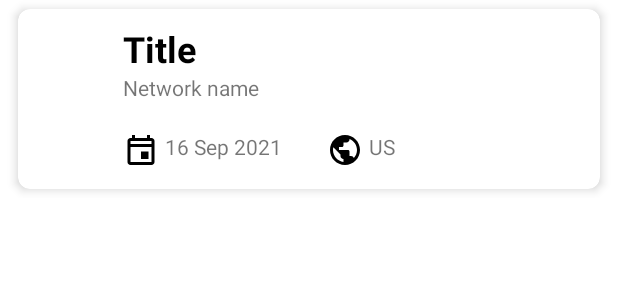
After one commit to AleSpero/MovieList, an Android app: the layout show_item.xml on its own in the app's theme, with its tools: preview values and no code run, on a phone screen of 412 x 824 dp. The commit adds this screen. Shown: the top 300 px of the screen. Run offline under Robolectric (Android 15) with nearby library versions, the phone set to English and light mode, and no system bars.

Commit message:
Added view dependencies Added layouts for show item and fragment added MovieListEndpoint

```diff
--- /dev/null
+++ b/MovieList/app/src/main/java/com/sperolabs/movielist/detail/DetailFragment.kt
@@ -0,0 +1,6 @@
+package com.sperolabs.movielist.detail
+
+import androidx.fragment.app.Fragment
+
+class DetailFragment : Fragment() {
+}
--- /dev/null
+++ b/MovieList/app/src/main/java/com/sperolabs/movielist/detail/DetailViewModel.kt
@@ -0,0 +1,4 @@
+package com.sperolabs.movielist.detail
+
+class DetailViewModel {
+}
--- /dev/null
+++ b/MovieList/app/src/main/res/drawable/ic_calendar.xml
@@ -0,0 +1,9 @@
+<vector xmlns:android="http://schemas.android.com/apk/res/android"
+    android:width="24dp"
+    android:height="24dp"
+    android:viewportWidth="24"
+    android:viewportHeight="24">
+  <path
+      android:pathData="M19,4h-1L18,2h-2v2L8,4L8,2L6,2v2L5,4c-1.11,0 -1.99,0.9 -1.99,2L3,20c0,1.1 0.89,2 2,2h14c1.1,0 2,-0.9 2,-2L21,6c0,-1.1 -0.9,-2 -2,-2zM19,20L5,20L5,10h14v10zM19,8L5,8L5,6h14v2zM12,13h5v5h-5z"
+      android:fillColor="#000000"/>
+</vector>
--- /dev/null
+++ b/MovieList/app/src/main/res/drawable/ic_world.xml
@@ -0,0 +1,9 @@
+<vector xmlns:android="http://schemas.android.com/apk/res/android"
+    android:width="24dp"
+    android:height="24dp"
+    android:viewportWidth="24"
+    android:viewportHeight="24">
+  <path
+      android:pathData="M12,2C6.48,2 2,6.48 2,12s4.48,10 10,10 10,-4.48 10,-10S17.52,2 12,2zM4,12c0,-0.61 0.08,-1.21 0.21,-1.78L8.99,15v1c0,1.1 0.9,2 2,2v1.93C7.06,19.43 4,16.07 4,12zM17.89,17.4c-0.26,-0.81 -1,-1.4 -1.9,-1.4h-1v-3c0,-0.55 -0.45,-1 -1,-1h-6v-2h2c0.55,0 1,-0.45 1,-1L10.99,7h2c1.1,0 2,-0.9 2,-2v-0.41C17.92,5.77 20,8.65 20,12c0,2.08 -0.81,3.98 -2.11,5.4z"
+      android:fillColor="#000000"/>
+</vector>
--- a/MovieList/app/src/main/res/layout/main_activity.xml
+++ b/MovieList/app/src/main/res/layout/main_activity.xml
@@ -1,5 +1,6 @@
 <?xml version="1.0" encoding="utf-8"?>
-<FrameLayout xmlns:android="http://schemas.android.com/apk/res/android"
+<FrameLayout
+    xmlns:android="http://schemas.android.com/apk/res/android"
     xmlns:tools="http://schemas.android.com/tools"
     android:id="@+id/container"
     android:layout_width="match_parent"
--- /dev/null
+++ b/MovieList/app/src/main/res/layout/show_item.xml
@@ -0,0 +1,80 @@
+<?xml version="1.0" encoding="utf-8"?>
+<LinearLayout xmlns:app="http://schemas.android.com/apk/res-auto"
+    android:layout_height="wrap_content"
+    android:layout_width="match_parent"
+    android:clipToPadding="false"
+    android:clipChildren="false"
+    xmlns:android="http://schemas.android.com/apk/res/android"
+    android:paddingStart="12dp"
+    android:paddingEnd="12dp"
+    android:paddingTop="6dp"
+    android:paddingBottom="6dp">
+
+    <com.google.android.material.card.MaterialCardView
+        android:id="@+id/card_view"
+        android:layout_width="match_parent"
+        android:layout_height="wrap_content"
+        app:cardCornerRadius="8dp"
+        app:cardElevation="4dp">
+
+        <LinearLayout
+            android:orientation="horizontal"
+            android:layout_width="match_parent"
+            android:layout_height="match_parent">
+
+            <ImageView
+                android:id="@+id/image"
+                android:layout_width="wrap_content"
+                android:layout_marginHorizontal="30dp"
+                android:layout_marginTop="10dp"
+                android:layout_marginBottom="10dp"
+                android:layout_height="100dp"/>
+
+            <RelativeLayout
+                android:layout_width="match_parent"
+                android:layout_height="wrap_content"
+                android:padding="10dp">
+
+                <TextView
+                    android:id="@+id/title"
+                    android:layout_width="wrap_content"
+                    android:layout_height="wrap_content"
+                    android:text="Title"
+                    android:textColor="@android:color/background_dark"
+                    android:textSize="24sp"
+                    android:textStyle="bold" />
+
+                <TextView
+                    android:id="@+id/status"
+                    android:layout_width="wrap_content"
+                    android:layout_height="wrap_content"
+                    android:layout_below="@id/title"
+                    android:text="Network name" />
+
+                <TextView
+                    android:id="@+id/abv"
+                    android:layout_width="wrap_content"
+                    android:layout_height="wrap_content"
+                    android:layout_below="@id/status"
+                    android:layout_marginTop="20dp"
+                    android:drawableStart="@drawable/ic_calendar"
+                    android:drawablePadding="4dp"
+                    android:text="16 Sep 2021" />
+
+                <TextView
+                    android:id="@+id/first_brewed"
+                    android:layout_width="wrap_content"
+                    android:layout_height="wrap_content"
+                    android:layout_toEndOf="@id/abv"
+                    android:layout_alignBaseline="@id/abv"
+                    android:layout_marginStart="30dp"
+                    android:text="US"
+                    app:drawableStartCompat="@drawable/ic_world"
+                    android:drawablePadding="4dp" />
+
+            </RelativeLayout>
+
+        </LinearLayout>
+
+    </com.google.android.material.card.MaterialCardView>
+</LinearLayout>
```
Also changed, not shown: MovieList/app/src/main/java/com/sperolabs/movielist/MovieListApp.kt (added, +7 -0 lines), MovieList/app/src/main/java/com/sperolabs/movielist/network/MovieListEndpoint.kt (+14 -0 lines), MovieList/app/src/main/res/layout/main_fragment.xml (+8 -15 lines), MovieList/app/src/main/res/navigation/navigation_graph.xml (added, +21 -0 lines).
